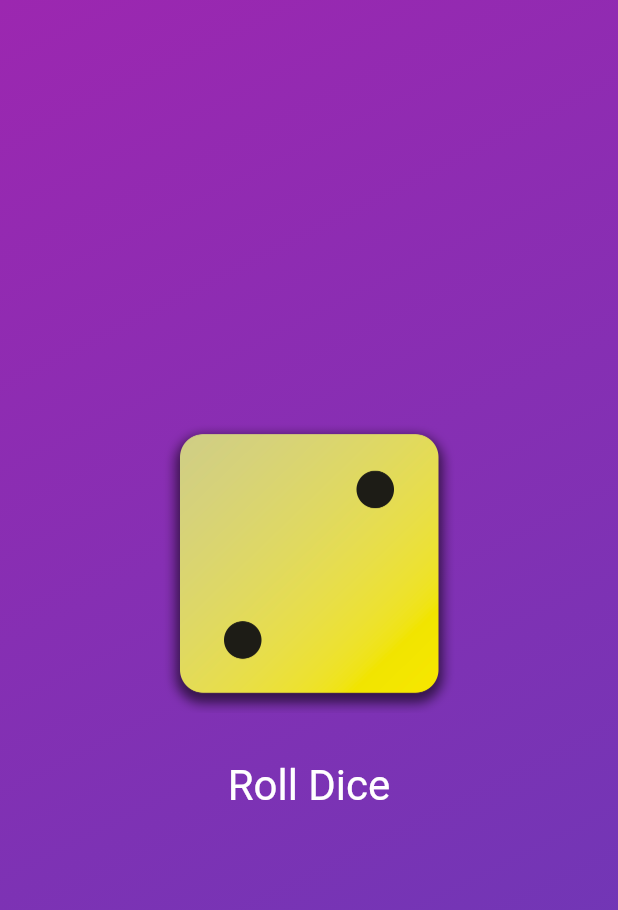
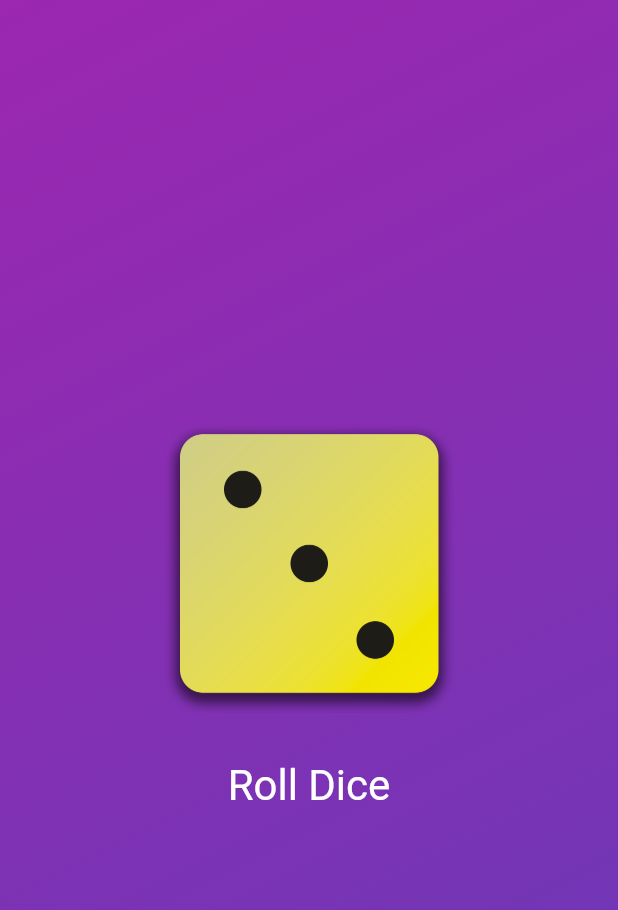
Before and after one commit to xzvw/flutter-dice-roller, a Flutter app: the screen it shows after launch, after a tap on "Roll Dice", on a phone screen of 412 x 824 dp. Shown: the top 910 px of the screen. Run offline on Flutter 3.47's test engine with Material 2 defaults, Android fonts, the light colour scheme and no system bars.

Commit message:
Add the `DiceRoller` stateful widget

```diff
--- /dev/null
+++ b/lib/dice_roller.dart
@@ -0,0 +1,46 @@
+import 'package:flutter/material.dart';
+
+class DiceRoller extends StatefulWidget {
+  const DiceRoller({super.key});
+
+  @override
+  State<DiceRoller> createState() {
+    return _DiceRollerState();
+  }
+}
+
+class _DiceRollerState extends State<DiceRoller> {
+  var activeDiceImage = 'assets/images/dice-2.png';
+
+  void onRollDice() {
+    setState(() {
+      activeDiceImage = 'assets/images/dice-3.png';
+    });
+  }
+
+  @override
+  Widget build(context) {
+    return Column(
+      mainAxisSize: MainAxisSize.min,
+      children: [
+        Image.asset(
+          activeDiceImage,
+          width: 200,
+        ),
+        const SizedBox(
+          height: 24,
+        ),
+        TextButton(
+          onPressed: onRollDice,
+          style: TextButton.styleFrom(
+            foregroundColor: Colors.white,
+            textStyle: const TextStyle(
+              fontSize: 28,
+            ),
+          ),
+          child: const Text('Roll Dice'),
+        )
+      ],
+    );
+  }
+}
--- a/lib/gradient_container.dart
+++ b/lib/gradient_container.dart
@@ -1,5 +1,5 @@
 import 'package:flutter/material.dart';
-import 'package:flutter_dice_roller/styled_text.dart';
+import 'package:flutter_dice_roller/dice_roller.dart';
 
 const beginAlignment = Alignment.topLeft;
 const endAlignment = Alignment.bottomRight;
@@ -12,10 +12,6 @@
     super.key,
   });
 
-  void onRollDice() {
-    // @todo
-  }
-
   @override
   build(context) {
     return Container(
@@ -26,29 +22,8 @@
           end: endAlignment,
         ),
       ),
-      child: Center(
-        child: Column(
-          mainAxisSize: MainAxisSize.min,
-          children: [
-            Image.asset(
-              'assets/images/dice-2.png',
-              width: 200,
-            ),
-            const SizedBox(
-              height: 24,
-            ),
-            TextButton(
-              onPressed: onRollDice,
-              style: TextButton.styleFrom(
-                foregroundColor: Colors.white,
-                textStyle: const TextStyle(
-                  fontSize: 28,
-                ),
-              ),
-              child: const Text('Roll Dice'),
-            )
-          ],
-        ),
+      child: const Center(
+        child: DiceRoller(),
       ),
     );
   }
```
